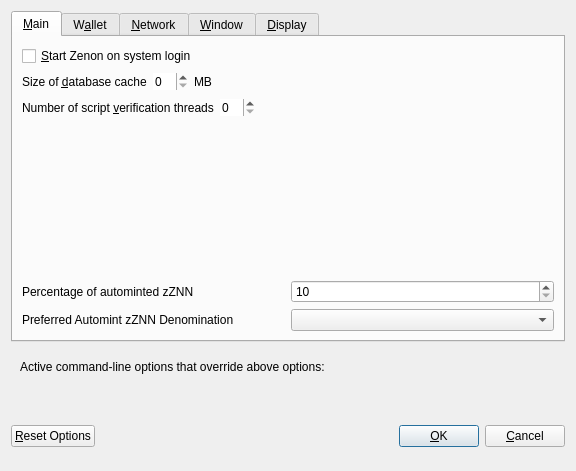
Qt form src/qt/forms/optionsdialog.ui (zenonnetwork/zenon) before a commit.
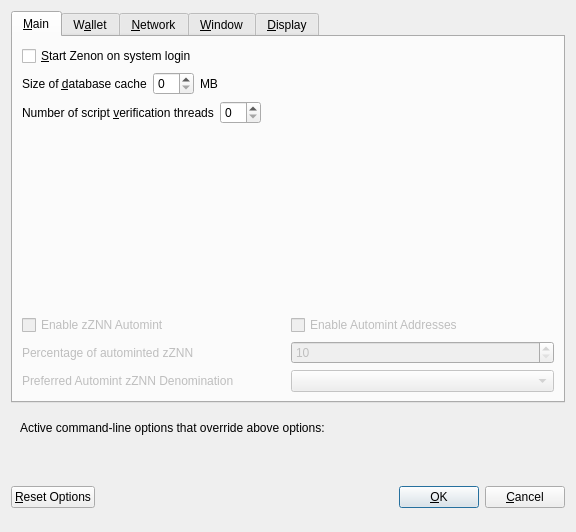
The same form after that commit. The open tabs and pages were chosen to show the change. Custom widgets are drawn as their Qt base class.

Patch:
```diff
--- a/src/qt/forms/optionsdialog.ui
+++ b/src/qt/forms/optionsdialog.ui
@@ -7,7 +7,7 @@
     <x>0</x>
     <y>0</y>
     <width>576</width>
-    <height>471</height>
+    <height>532</height>
    </rect>
   </property>
   <property name="windowTitle">
@@ -53,11 +53,7 @@
           </widget>
          </item>
          <item>
-          <widget class="QSpinBox" name="databaseCache">
-           <property name="frame">
-            <bool>false</bool>
-           </property>
-          </widget>
+          <widget class="QSpinBox" name="databaseCache"/>
          </item>
          <item>
           <widget class="QLabel" name="databaseCacheUnitLabel">
@@ -104,9 +100,6 @@
            <property name="toolTip">
             <string>(0 = auto, &lt;0 = leave that many cores free)</string>
            </property>
-           <property name="frame">
-            <bool>false</bool>
-           </property>
           </widget>
          </item>
          <item>
@@ -137,10 +130,49 @@
          </property>
         </spacer>
        </item>
+       <item>
+        <layout class="QHBoxLayout" name="horiz-autominting-layout">
+         <item>
+          <widget class="QCheckBox" name="checkBoxZeromintEnable">
+           <property name="enabled">
+            <bool>false</bool>
+           </property>
+           <property name="toolTip">
+            <string>Enable automatic minting of ZNN units to zZNN</string>
+           </property>
+           <property name="layoutDirection">
+            <enum>Qt::LeftToRight</enum>
+           </property>
+           <property name="text">
+            <string>Enable zZNN Automint</string>
+           </property>
+          </widget>
+         </item>
+         <item>
+          <widget class="QCheckBox" name="checkBoxZeromintAddresses">
+           <property name="enabled">
+            <bool>false</bool>
+           </property>
+           <property name="toolTip">
+            <string>Enable automatic zZNN minting from specific addresses</string>
+           </property>
+           <property name="layoutDirection">
+            <enum>Qt::LeftToRight</enum>
+           </property>
+           <property name="text">
+            <string>Enable Automint Addresses</string>
+           </property>
+          </widget>
+         </item>
+        </layout>
+       </item>
        <item>
         <layout class="QHBoxLayout" name="horizontalLayout_3">
          <item>
           <widget class="QLabel" name="percentage_label">
+           <property name="enabled">
+            <bool>false</bool>
+           </property>
            <property name="toolTip">
             <string>Percentage of incoming ZNN which get automatically converted to zZNN via Zerocoin Protocol (min: 10%)</string>
            </property>
@@ -151,6 +183,9 @@
          </item>
          <item>
           <widget class="QSpinBox" name="zeromintPercentage">
+           <property name="enabled">
+            <bool>false</bool>
+           </property>
            <property name="minimum">
             <number>10</number>
            </property>
@@ -168,6 +203,9 @@
          </property>
          <item>
           <widget class="QLabel" name="labelPreferredDenom">
+           <property name="enabled">
+            <bool>false</bool>
+           </property>
            <property name="maximumSize">
             <size>
              <width>16777215</width>
@@ -184,6 +222,9 @@
          </item>
          <item>
           <widget class="QComboBox" name="preferredDenom">
+           <property name="enabled">
+            <bool>false</bool>
+           </property>
            <property name="maximumSize">
             <size>
              <width>16777215</width>
```
Left out of the diff: 74 changed lines with no effect on the pictures.
